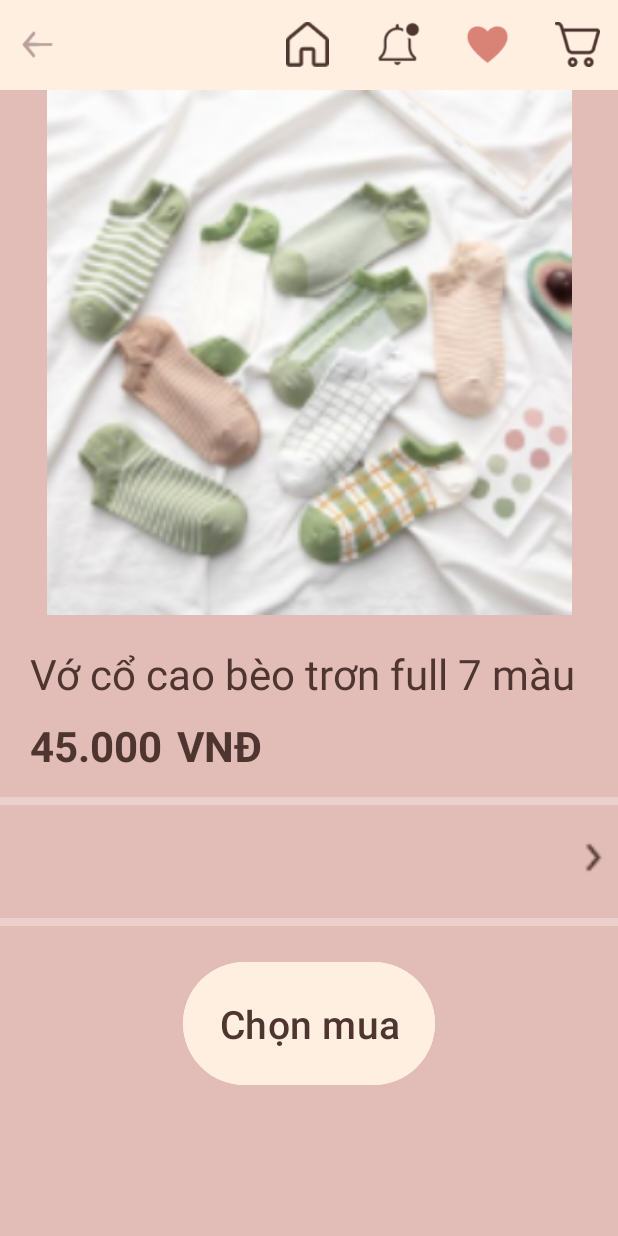
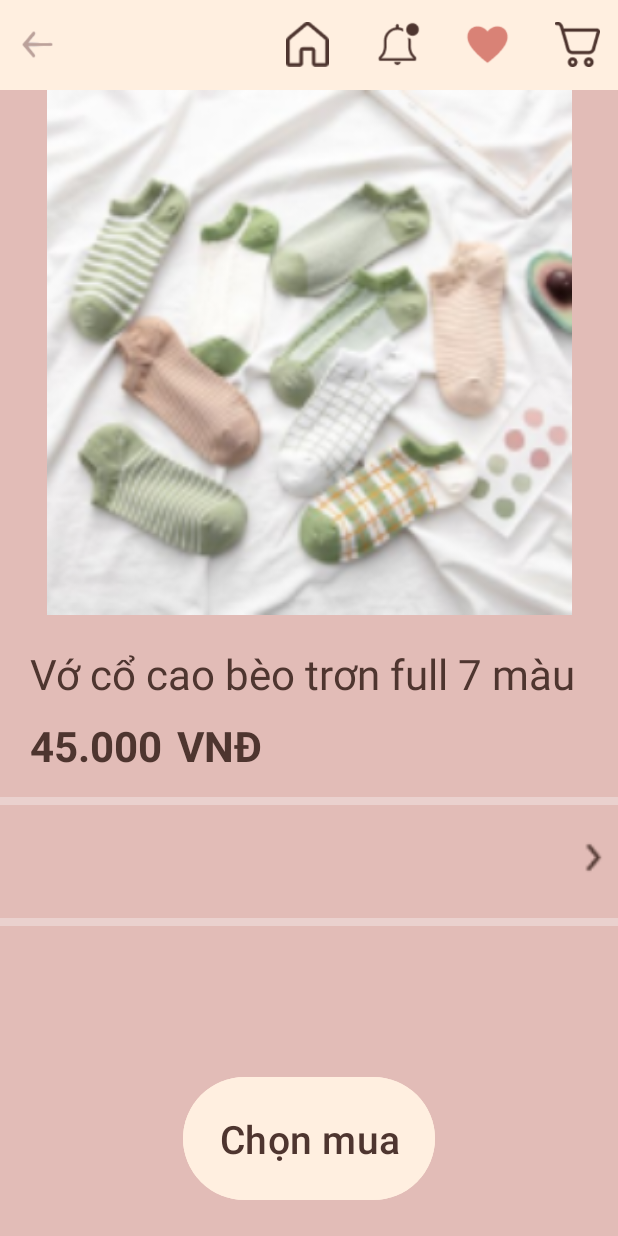
Before and after one commit to thanhson539/DuAn1Application, an Android app: the layout activity_chi_tiet_san_pham.xml on its own in the app's theme, with its tools: preview values and no code run, on a phone screen of 412 x 824 dp. Run offline under Robolectric (Android 15) with nearby library versions, the phone set to English and light mode, and no system bars.

Commit message:
this is all about my activity chitietsanpham(still have more to comit)

```diff
--- a/app/src/main/res/layout/activity_chi_tiet_san_pham.xml
+++ b/app/src/main/res/layout/activity_chi_tiet_san_pham.xml
@@ -8,6 +8,11 @@
     android:background="#E2BCB7"
     tools:context=".Activities.ChiTietSanPhamActivity">
 
+    <LinearLayout
+        android:layout_width="match_parent"
+        android:layout_height="0dp"
+        android:layout_weight="1"
+        android:orientation="vertical">
         <LinearLayout
             android:layout_width="match_parent"
             android:layout_height="60dp"
@@ -132,6 +137,9 @@
             android:background="#EAD1CE"
             android:layout_marginTop="5dp"/>
 
+
+    </LinearLayout>
+
     <Button
         android:id="@+id/btnChon_mua"
         android:layout_width="wrap_content"
@@ -141,7 +149,7 @@
         android:textStyle="normal"
         android:textSize="26sp"
         android:textColor="#4E352F"
-        android:layout_gravity="center|bottom"
-        android:layout_marginTop="20dp" />
+        android:layout_gravity="center_horizontal|bottom"
+        android:layout_marginBottom="20dp" />
 
 </LinearLayout>
```
Lines whose indentation alone changed are shown as unchanged.
